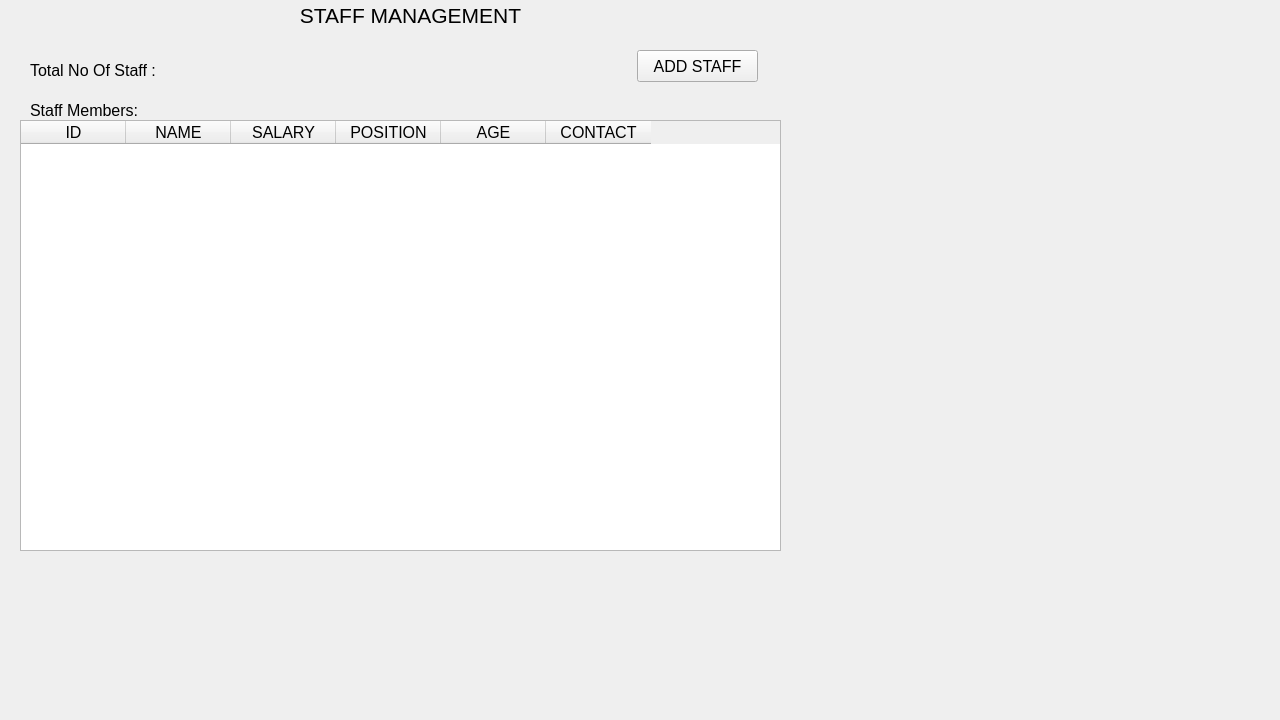
Above: RMS_qt/staff.ui from dev-pratik02/RMS before the change. Below: the same form after it.
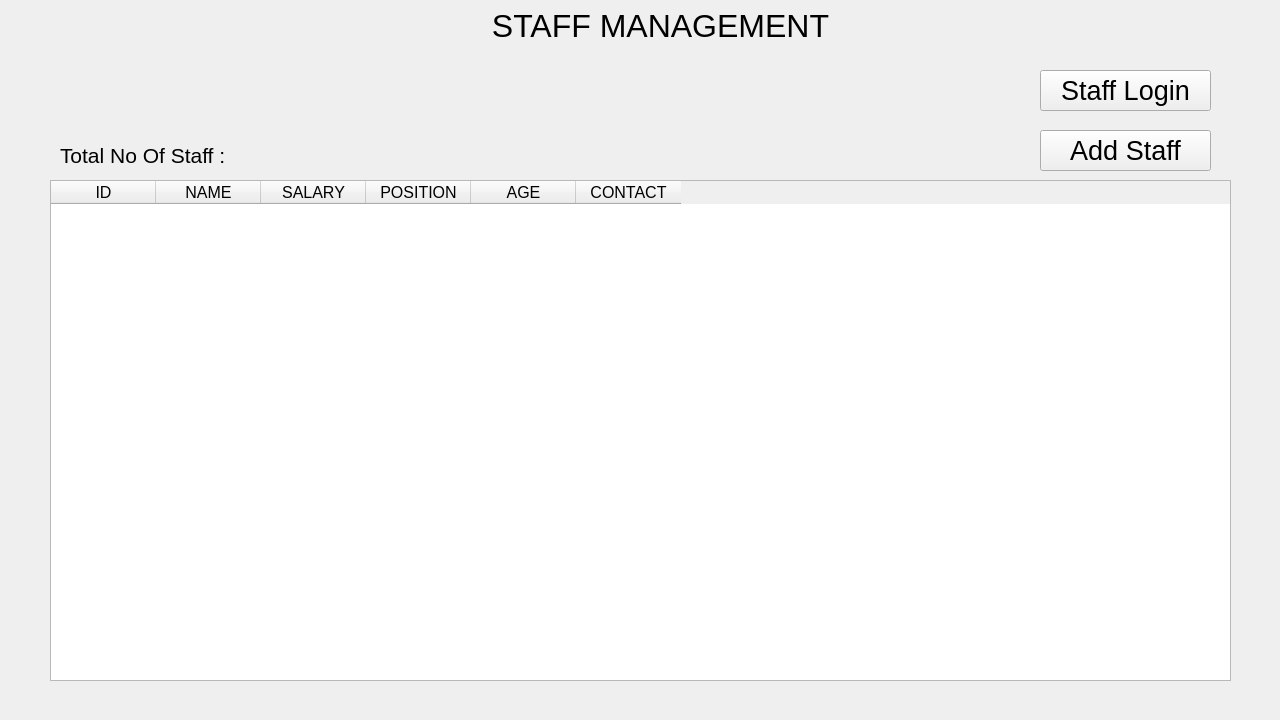
That is the form after the change.

The edit to the form file:
```diff
--- a/RMS_qt/staff.ui
+++ b/RMS_qt/staff.ui
@@ -17,8 +17,8 @@
    <widget class="QLabel" name="staffmanagement">
     <property name="geometry">
      <rect>
-      <x>240</x>
-      <y>0</y>
+      <x>490</x>
+      <y>10</y>
       <width>341</width>
       <height>31</height>
      </rect>
@@ -26,7 +26,7 @@
     <property name="font">
      <font>
       <family>Arial</family>
-      <pointsize>16</pointsize>
+      <pointsize>24</pointsize>
       <italic>false</italic>
       <bold>false</bold>
      </font>
@@ -41,16 +41,16 @@
    <widget class="QLabel" name="totalstaff">
     <property name="geometry">
      <rect>
-      <x>30</x>
-      <y>60</y>
+      <x>60</x>
+      <y>140</y>
       <width>181</width>
-      <height>21</height>
+      <height>31</height>
      </rect>
     </property>
     <property name="font">
      <font>
       <family>Arial</family>
-      <pointsize>12</pointsize>
+      <pointsize>16</pointsize>
       <bold>false</bold>
      </font>
     </property>
@@ -58,65 +58,39 @@
      <string>Total No Of Staff : </string>
     </property>
    </widget>
-   <widget class="QLabel" name="staffmembers_2">
-    <property name="geometry">
-     <rect>
-      <x>30</x>
-      <y>100</y>
-      <width>161</width>
-      <height>20</height>
-     </rect>
-    </property>
-    <property name="font">
-     <font>
-      <family>Arial</family>
-      <pointsize>12</pointsize>
-      <bold>false</bold>
-     </font>
-    </property>
-    <property name="text">
-     <string>Staff Members:</string>
-    </property>
-   </widget>
    <widget class="QPushButton" name="ADDSTAFF">
     <property name="geometry">
      <rect>
-      <x>637</x>
-      <y>50</y>
-      <width>121</width>
-      <height>32</height>
+      <x>1040</x>
+      <y>130</y>
+      <width>171</width>
+      <height>41</height>
      </rect>
     </property>
     <property name="font">
      <font>
       <family>Arial</family>
-      <pointsize>12</pointsize>
+      <pointsize>20</pointsize>
       <bold>false</bold>
      </font>
     </property>
     <property name="text">
-     <string>ADD STAFF</string>
+     <string>Add Staff</string>
     </property>
    </widget>
    <widget class="QTableWidget" name="table_staff">
     <property name="geometry">
      <rect>
-      <x>20</x>
-      <y>120</y>
-      <width>761</width>
-      <height>431</height>
+      <x>50</x>
+      <y>180</y>
+      <width>1181</width>
+      <height>501</height>
      </rect>
     </property>
-    <property name="maximumSize">
-     <size>
-      <width>761</width>
-      <height>16777215</height>
-     </size>
-    </property>
     <property name="font">
      <font>
       <family>Arial</family>
-      <pointsize>12</pointsize>
+      <pointsize>16</pointsize>
      </font>
     </property>
     <property name="columnCount">
@@ -192,16 +166,24 @@
      </property>
     </column>
    </widget>
-  </widget>
-  <widget class="QMenuBar" name="menubar">
-   <property name="geometry">
-    <rect>
-     <x>0</x>
-     <y>0</y>
-     <width>1280</width>
-     <height>24</height>
-    </rect>
-   </property>
+   <widget class="QPushButton" name="btn_staff_access">
+    <property name="geometry">
+     <rect>
+      <x>1040</x>
+      <y>70</y>
+      <width>171</width>
+      <height>41</height>
+     </rect>
+    </property>
+    <property name="font">
+     <font>
+      <pointsize>20</pointsize>
+     </font>
+    </property>
+    <property name="text">
+     <string>Staff Login</string>
+    </property>
+   </widget>
   </widget>
  </widget>
  <resources/>
```
